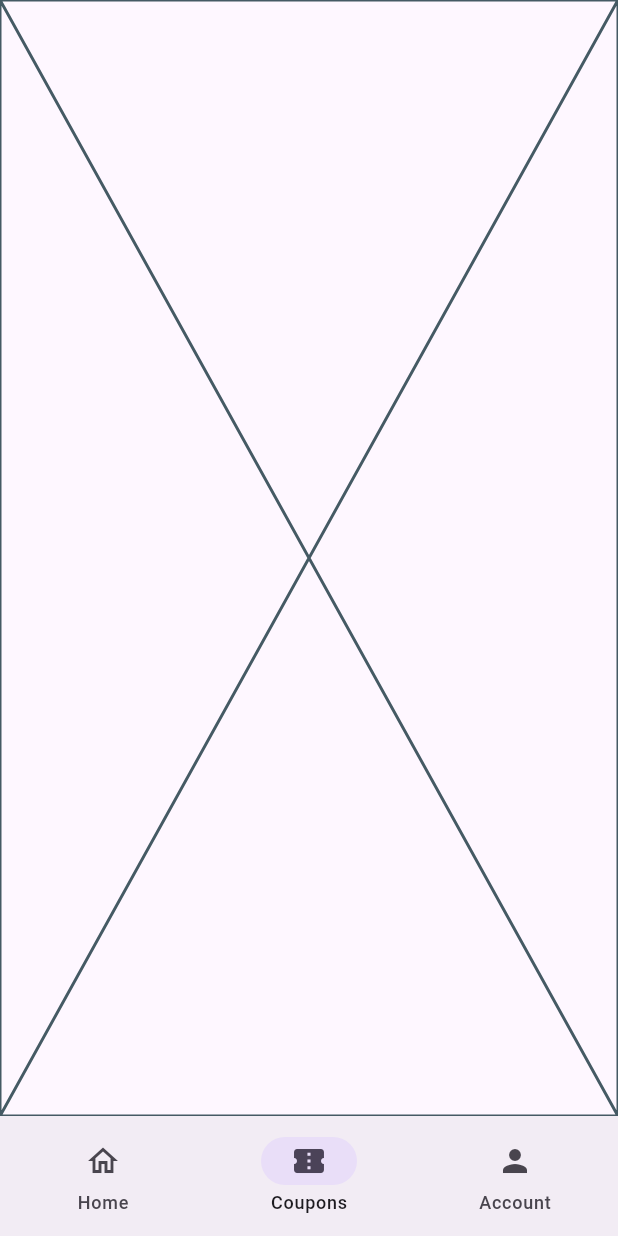
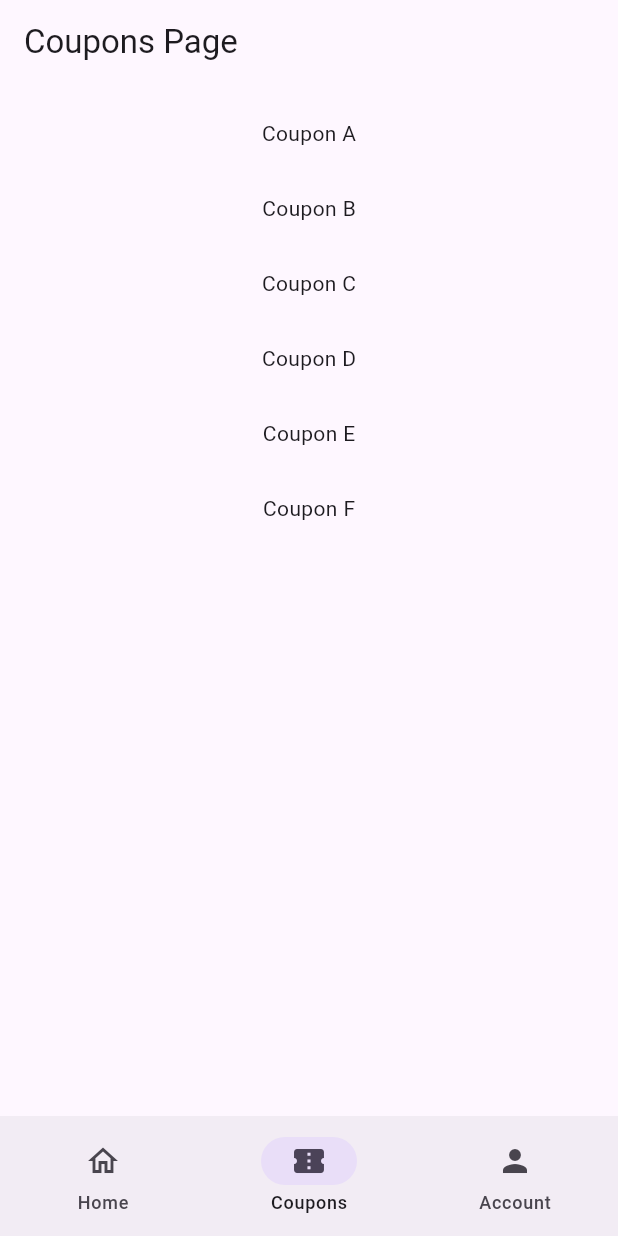
Before and after one commit to an-tonic/Virtual-Voyagers, a Flutter app: the screen it shows after launch, item 2 of the bottom bar chosen, on a phone screen of 412 x 824 dp. Run offline on Flutter 3.47's test engine with Material 3 defaults, Android fonts, the phone set to English and light mode, and no system bars.

Commit message:
added coupons page

```diff
--- /dev/null
+++ b/lib/CouponsPage.dart
@@ -0,0 +1,47 @@
+import 'package:flutter/cupertino.dart';
+import 'package:flutter/material.dart';
+
+class CouponsPage extends StatefulWidget {
+  const CouponsPage({super.key});
+
+  @override
+  State<CouponsPage> createState() => _CouponsPageState();
+}
+
+class _CouponsPageState extends State<CouponsPage> {
+  final List<String> coupons = <String>[
+    'Coupon A',
+    'Coupon B',
+    'Coupon C',
+    'Coupon D',
+    'Coupon E',
+    'Coupon F',
+  ];
+
+  get onPressed => null;
+
+  @override
+  Widget build(BuildContext context) {
+    return Scaffold(
+      appBar: AppBar(title: const Text('Coupons Page')),
+      body: SafeArea(
+        child: Column(
+          children: [
+            Expanded(
+              child: ListView.builder(
+                padding: const EdgeInsets.all(8),
+                itemCount: coupons.length,
+                itemBuilder: (BuildContext context, int index) {
+                  return SizedBox(
+                    height: 50,
+                    child: Center(child: Text(coupons[index])),
+                  );
+                },
+              ),
+            ),
+          ],
+        ),
+      ),
+    );
+  }
+}
--- a/lib/main.dart
+++ b/lib/main.dart
@@ -1,5 +1,6 @@
 import 'package:flutter/material.dart';
 import 'HomePage.dart';
+import 'CouponsPage.dart';
 
 void main() {
   runApp(const MyApp());
@@ -16,21 +17,21 @@ class MyApp extends StatelessWidget {
       theme: ThemeData(
         colorScheme: ColorScheme.fromSeed(seedColor: Colors.deepPurple),
       ),
-      home: const MyHomePage(title: 'Virtual Voyagers Home Page'),
+      home: const MainPage(title: 'Virtual Voyagers Home Page'),
     );
   }
 }
 
-class MyHomePage extends StatefulWidget {
-  const MyHomePage({super.key, required this.title});
+class MainPage extends StatefulWidget {
+  const MainPage({super.key, required this.title});
 
   final String title;
 
   @override
-  State<MyHomePage> createState() => _MyHomePageState();
+  State<MainPage> createState() => _MainPageState();
 }
 
-class _MyHomePageState extends State<MyHomePage> {
+class _MainPageState extends State<MainPage> {
   int currentPageIndex = 0;
 
   @override
@@ -63,7 +64,7 @@ class _MyHomePageState extends State<MyHomePage> {
             HomePage(),
 
             /// Coupons page
-            Placeholder(),
+            CouponsPage(),
 
             /// Account page
             Placeholder(),
```
